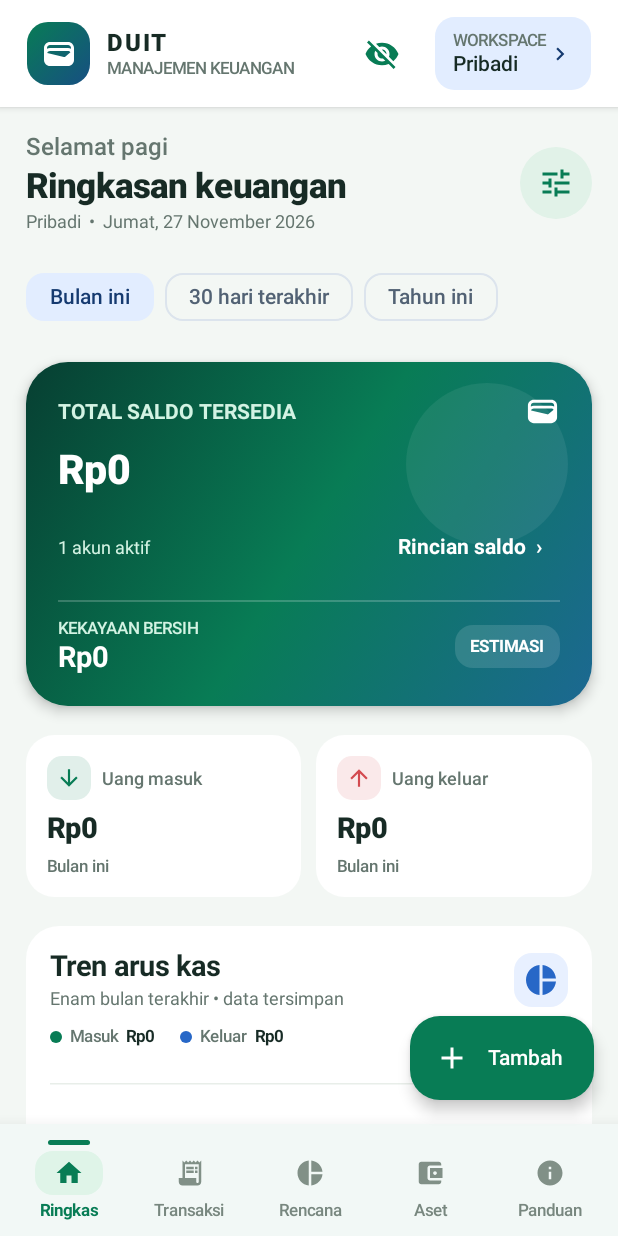
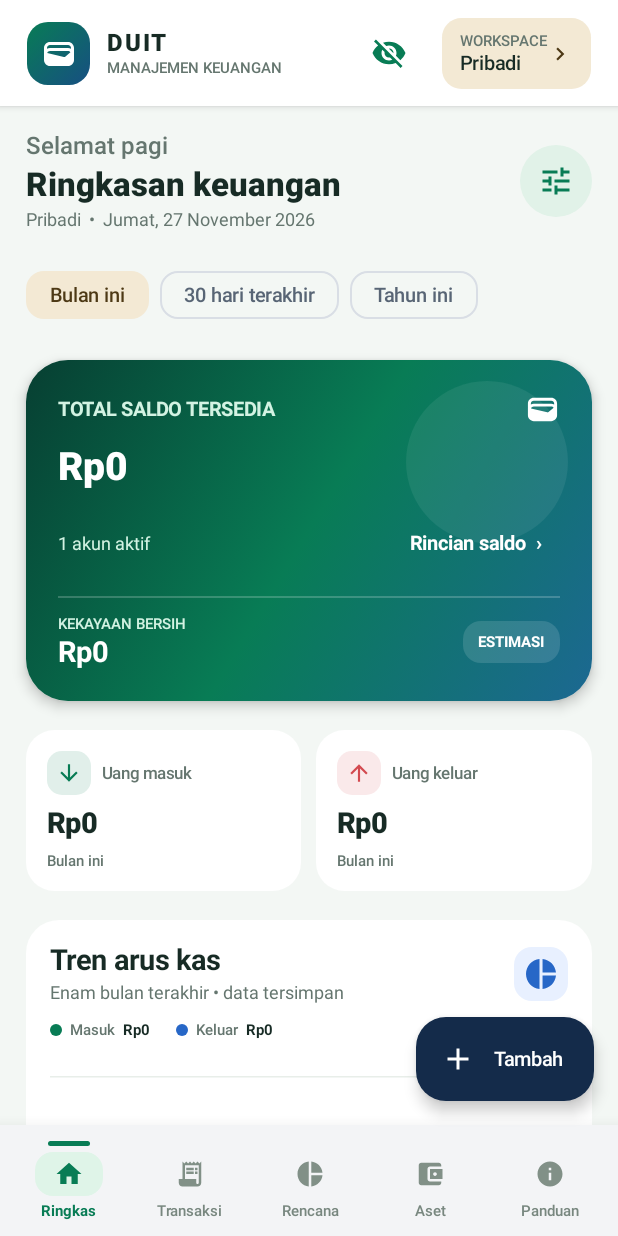
Before and after one commit to Surabi-wq/Duit, an Android app built with Jetpack Compose: the screen it shows after launch (MainActivity), on a phone screen of 412 x 824 dp. Run offline under Robolectric (Android 15) with nearby library versions, the phone set to English and light mode, and no system bars; our stand-ins replace Room's generated code, paging.

Commit message:
feat(ui): introduce premium navy gold light and dark themes

```diff
--- a/app/src/main/java/com/surabi/duit/ui/DuitTheme.kt
+++ b/app/src/main/java/com/surabi/duit/ui/DuitTheme.kt
@@ -1,9 +1,11 @@
 package com.surabi.duit.ui
 
+import androidx.compose.foundation.isSystemInDarkTheme
 import androidx.compose.foundation.shape.RoundedCornerShape
 import androidx.compose.material3.MaterialTheme
 import androidx.compose.material3.Shapes
 import androidx.compose.material3.Typography
+import androidx.compose.material3.darkColorScheme
 import androidx.compose.material3.lightColorScheme
 import androidx.compose.runtime.Composable
 import androidx.compose.runtime.compositionLocalOf
@@ -15,31 +17,58 @@ import androidx.compose.ui.unit.sp
 
 val LocalDuitBalancesVisible = compositionLocalOf { true }
 
-private val DuitColors = lightColorScheme(
-    primary = Color(0xFF087C55),
+private val DuitLightColors = lightColorScheme(
+    primary = Color(0xFF142B4A),
     onPrimary = Color(0xFFFFFFFF),
-    primaryContainer = Color(0xFFDDF8EA),
-    onPrimaryContainer = Color(0xFF064A32),
-    secondary = Color(0xFF2563C7),
+    primaryContainer = Color(0xFFE1E9F3),
+    onPrimaryContainer = Color(0xFF10243E),
+    secondary = Color(0xFF9A7838),
     onSecondary = Color(0xFFFFFFFF),
-    secondaryContainer = Color(0xFFE2EDFF),
-    onSecondaryContainer = Color(0xFF153A70),
-    tertiary = Color(0xFFE28B21),
+    secondaryContainer = Color(0xFFF3E9D4),
+    onSecondaryContainer = Color(0xFF4D3915),
+    tertiary = Color(0xFF426B78),
     onTertiary = Color(0xFFFFFFFF),
-    tertiaryContainer = Color(0xFFFFECCC),
-    onTertiaryContainer = Color(0xFF59330A),
-    background = Color(0xFFF4F7FB),
-    onBackground = Color(0xFF15251F),
+    tertiaryContainer = Color(0xFFDCECEF),
+    onTertiaryContainer = Color(0xFF173B45),
+    background = Color(0xFFF5F6F8),
+    onBackground = Color(0xFF172333),
     surface = Color(0xFFFFFFFF),
-    onSurface = Color(0xFF15251F),
-    surfaceVariant = Color(0xFFEDF2F7),
-    onSurfaceVariant = Color(0xFF526274),
-    outline = Color(0xFF8997A8),
-    outlineVariant = Color(0xFFDCE4ED),
-    error = Color(0xFFD54448),
+    onSurface = Color(0xFF172333),
+    surfaceVariant = Color(0xFFEBEEF2),
+    onSurfaceVariant = Color(0xFF586575),
+    outline = Color(0xFF8793A1),
+    outlineVariant = Color(0xFFD9DEE5),
+    error = Color(0xFFB3261E),
     onError = Color(0xFFFFFFFF),
-    errorContainer = Color(0xFFFCE5E6),
-    onErrorContainer = Color(0xFF5F1118)
+    errorContainer = Color(0xFFF9DEDC),
+    onErrorContainer = Color(0xFF410E0B)
+)
+
+private val DuitDarkColors = darkColorScheme(
+    primary = Color(0xFFB9CBE4),
+    onPrimary = Color(0xFF1D3554),
+    primaryContainer = Color(0xFF304967),
+    onPrimaryContainer = Color(0xFFE0EAF8),
+    secondary = Color(0xFFE0C58D),
+    onSecondary = Color(0xFF3C2D12),
+    secondaryContainer = Color(0xFF594522),
+    onSecondaryContainer = Color(0xFFF5E8C9),
+    tertiary = Color(0xFFA9CDD5),
+    onTertiary = Color(0xFF17363E),
+    tertiaryContainer = Color(0xFF2C5059),
+    onTertiaryContainer = Color(0xFFC5E8EF),
+    background = Color(0xFF101720),
+    onBackground = Color(0xFFE5EAF0),
+    surface = Color(0xFF18222E),
+    onSurface = Color(0xFFE5EAF0),
+    surfaceVariant = Color(0xFF273341),
+    onSurfaceVariant = Color(0xFFBAC5D2),
+    outline = Color(0xFF8996A5),
+    outlineVariant = Color(0xFF3D4A59),
+    error = Color(0xFFF2B8B5),
+    onError = Color(0xFF601410),
+    errorContainer = Color(0xFF8C1D18),
+    onErrorContainer = Color(0xFFF9DEDC)
 )
 
 private val DuitShapes = Shapes(
@@ -51,23 +80,26 @@ private val DuitShapes = Shapes(
 )
 
 private val DuitTypography = Typography().copy(
-    headlineLarge = TextStyle(fontSize = 32.sp, lineHeight = 38.sp, fontWeight = FontWeight.ExtraBold),
-    headlineMedium = TextStyle(fontSize = 27.sp, lineHeight = 33.sp, fontWeight = FontWeight.Bold),
-    headlineSmall = TextStyle(fontSize = 23.sp, lineHeight = 29.sp, fontWeight = FontWeight.Bold),
+    headlineLarge = TextStyle(fontSize = 30.sp, lineHeight = 36.sp, fontWeight = FontWeight.ExtraBold),
+    headlineMedium = TextStyle(fontSize = 26.sp, lineHeight = 32.sp, fontWeight = FontWeight.Bold),
+    headlineSmall = TextStyle(fontSize = 22.sp, lineHeight = 28.sp, fontWeight = FontWeight.Bold),
     titleLarge = TextStyle(fontSize = 19.sp, lineHeight = 25.sp, fontWeight = FontWeight.SemiBold),
     titleMedium = TextStyle(fontSize = 16.sp, lineHeight = 22.sp, fontWeight = FontWeight.SemiBold),
-    bodyLarge = TextStyle(fontSize = 16.sp, lineHeight = 24.sp),
-    bodyMedium = TextStyle(fontSize = 14.sp, lineHeight = 21.sp),
+    bodyLarge = TextStyle(fontSize = 15.sp, lineHeight = 22.sp),
+    bodyMedium = TextStyle(fontSize = 13.sp, lineHeight = 19.sp),
     bodySmall = TextStyle(fontSize = 12.sp, lineHeight = 17.sp),
-    labelLarge = TextStyle(fontSize = 14.sp, lineHeight = 20.sp, fontWeight = FontWeight.SemiBold),
-    labelMedium = TextStyle(fontSize = 12.sp, lineHeight = 16.sp, fontWeight = FontWeight.Medium),
-    labelSmall = TextStyle(fontSize = 11.sp, lineHeight = 15.sp, fontWeight = FontWeight.Medium)
+    labelLarge = TextStyle(fontSize = 13.sp, lineHeight = 19.sp, fontWeight = FontWeight.SemiBold),
+    labelMedium = TextStyle(fontSize = 11.sp, lineHeight = 15.sp, fontWeight = FontWeight.Medium),
+    labelSmall = TextStyle(fontSize = 10.sp, lineHeight = 14.sp, fontWeight = FontWeight.Medium)
 )
 
 @Composable
-fun DuitTheme(content: @Composable () -> Unit) {
+fun DuitTheme(
+    darkTheme: Boolean = isSystemInDarkTheme(),
+    content: @Composable () -> Unit
+) {
     MaterialTheme(
-        colorScheme = DuitColors,
+        colorScheme = if (darkTheme) DuitDarkColors else DuitLightColors,
         typography = DuitTypography,
         shapes = DuitShapes,
         content = content
```
